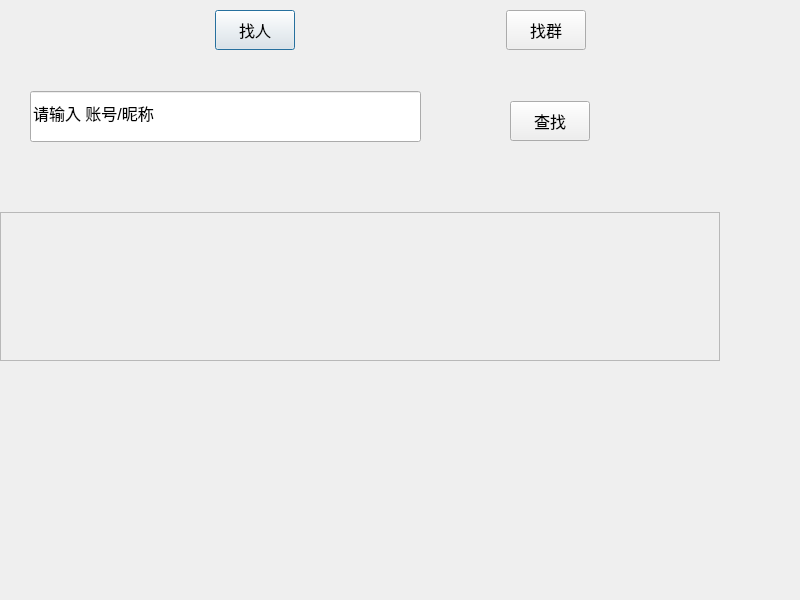
First picture: the form in searchfrienddlg.ui, repository XCLSX/QQ, before the edit.
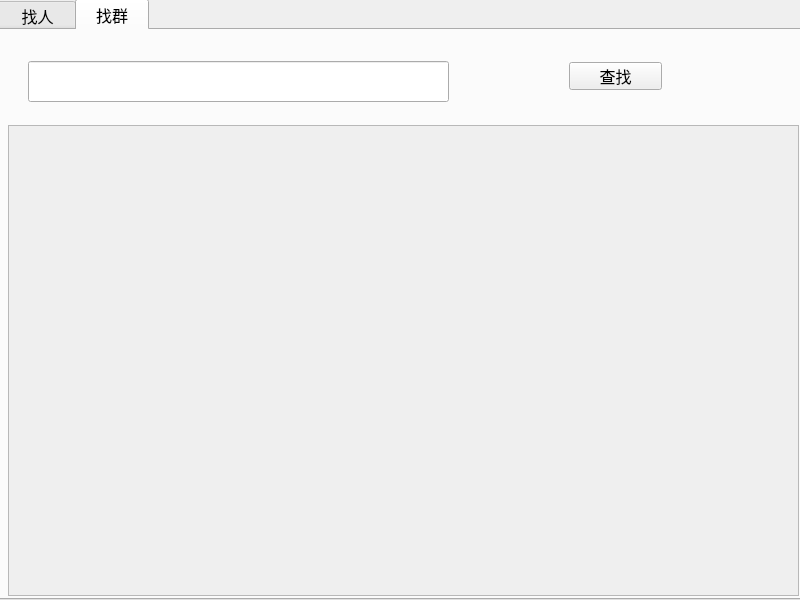
Second picture: the form after the edit. The open tabs and pages were chosen to show the change.

Commit message: 完善主窗口,查找好友界面

```diff
--- a/searchfrienddlg.ui
+++ b/searchfrienddlg.ui
@@ -30,224 +30,360 @@
   <property name="windowTitle">
    <string>Dialog</string>
   </property>
-  <widget class="QWidget" name="layoutWidget">
+  <widget class="QTabWidget" name="tb_search">
    <property name="geometry">
     <rect>
-     <x>0</x>
-     <y>0</y>
-     <width>803</width>
-     <height>605</height>
+     <x>-4</x>
+     <y>-1</y>
+     <width>811</width>
+     <height>601</height>
     </rect>
    </property>
-   <layout class="QVBoxLayout" name="verticalLayout">
-    <property name="spacing">
-     <number>0</number>
-    </property>
-    <item>
-     <widget class="QWidget" name="widget_2" native="true">
-      <property name="minimumSize">
-       <size>
-        <width>801</width>
-        <height>61</height>
-       </size>
+   <property name="minimumSize">
+    <size>
+     <width>811</width>
+     <height>601</height>
+    </size>
+   </property>
+   <property name="maximumSize">
+    <size>
+     <width>811</width>
+     <height>601</height>
+    </size>
+   </property>
+   <property name="currentIndex">
+    <number>0</number>
+   </property>
+   <widget class="QWidget" name="tb_FindPeople">
+    <attribute name="title">
+     <string>   找人  </string>
+    </attribute>
+    <widget class="QWidget" name="">
+     <property name="geometry">
+      <rect>
+       <x>11</x>
+       <y>1</y>
+       <width>793</width>
+       <height>570</height>
+      </rect>
+     </property>
+     <layout class="QVBoxLayout" name="verticalLayout_5">
+      <property name="spacing">
+       <number>0</number>
       </property>
-      <property name="maximumSize">
-       <size>
-        <width>801</width>
-        <height>61</height>
-       </size>
-      </property>
-      <layout class="QHBoxLayout" name="horizontalLayout">
-       <item>
-        <spacer name="horizontalSpacer">
-         <property name="orientation">
-          <enum>Qt::Horizontal</enum>
+      <item>
+       <widget class="QWidget" name="widget" native="true">
+        <property name="minimumSize">
+         <size>
+          <width>791</width>
+          <height>91</height>
+         </size>
+        </property>
+        <property name="maximumSize">
+         <size>
+          <width>791</width>
+          <height>91</height>
+         </size>
+        </property>
+        <widget class="QWidget" name="layoutWidget">
+         <property name="geometry">
+          <rect>
+           <x>0</x>
+           <y>-1</y>
+           <width>791</width>
+           <height>101</height>
+          </rect>
          </property>
-         <property name="sizeHint" stdset="0">
-          <size>
-           <width>197</width>
-           <height>20</height>
-          </size>
-         </property>
-        </spacer>
-       </item>
-       <item>
-        <widget class="QPushButton" name="pb_fun_search_people">
-         <property name="minimumSize">
-          <size>
-           <width>80</width>
-           <height>40</height>
-          </size>
-         </property>
-         <property name="maximumSize">
-          <size>
-           <width>80</width>
-           <height>40</height>
-          </size>
-         </property>
-         <property name="text">
-          <string>找人</string>
-         </property>
+         <layout class="QHBoxLayout" name="horizontalLayout">
+          <property name="spacing">
+           <number>20</number>
+          </property>
+          <property name="leftMargin">
+           <number>20</number>
+          </property>
+          <item>
+           <widget class="QLineEdit" name="le_perple_search">
+            <property name="minimumSize">
+             <size>
+              <width>421</width>
+              <height>41</height>
+             </size>
+            </property>
+            <property name="maximumSize">
+             <size>
+              <width>421</width>
+              <height>41</height>
+             </size>
+            </property>
+           </widget>
+          </item>
+          <item>
+           <widget class="QWidget" name="widget_2" native="true">
+            <widget class="QWidget" name="layoutWidget">
+             <property name="geometry">
+              <rect>
+               <x>0</x>
+               <y>0</y>
+               <width>331</width>
+               <height>91</height>
+              </rect>
+             </property>
+             <layout class="QVBoxLayout" name="verticalLayout">
+              <property name="leftMargin">
+               <number>100</number>
+              </property>
+              <item>
+               <widget class="QRadioButton" name="rb_online">
+                <property name="text">
+                 <string> 在线</string>
+                </property>
+               </widget>
+              </item>
+              <item>
+               <widget class="QPushButton" name="pb_people_search">
+                <property name="minimumSize">
+                 <size>
+                  <width>93</width>
+                  <height>28</height>
+                 </size>
+                </property>
+                <property name="maximumSize">
+                 <size>
+                  <width>93</width>
+                  <height>28</height>
+                 </size>
+                </property>
+                <property name="text">
+                 <string>查找</string>
+                </property>
+               </widget>
+              </item>
+             </layout>
+            </widget>
+           </widget>
+          </item>
+         </layout>
         </widget>
-       </item>
-       <item>
-        <spacer name="horizontalSpacer_2">
-         <property name="orientation">
-          <enum>Qt::Horizontal</enum>
+       </widget>
+      </item>
+      <item>
+       <widget class="QScrollArea" name="scrollArea">
+        <property name="minimumSize">
+         <size>
+          <width>791</width>
+          <height>471</height>
+         </size>
+        </property>
+        <property name="maximumSize">
+         <size>
+          <width>791</width>
+          <height>471</height>
+         </size>
+        </property>
+        <property name="widgetResizable">
+         <bool>true</bool>
+        </property>
+        <widget class="QWidget" name="scrollAreaWidgetContents">
+         <property name="geometry">
+          <rect>
+           <x>0</x>
+           <y>0</y>
+           <width>789</width>
+           <height>469</height>
+          </rect>
          </property>
-         <property name="sizeHint" stdset="0">
-          <size>
-           <width>196</width>
-           <height>20</height>
-          </size>
-         </property>
-        </spacer>
-       </item>
-       <item>
-        <widget class="QPushButton" name="pb_fun_search_group">
-         <property name="minimumSize">
-          <size>
-           <width>80</width>
-           <height>40</height>
-          </size>
-         </property>
-         <property name="maximumSize">
-          <size>
-           <width>80</width>
-           <height>40</height>
-          </size>
-         </property>
-         <property name="text">
-          <string>找群</string>
-         </property>
+         <layout class="QVBoxLayout" name="verticalLayout_2">
+          <item>
+           <widget class="QWidget" name="wid_friendList" native="true"/>
+          </item>
+          <item>
+           <spacer name="verticalSpacer">
+            <property name="orientation">
+             <enum>Qt::Vertical</enum>
+            </property>
+            <property name="sizeHint" stdset="0">
+             <size>
+              <width>498</width>
+              <height>432</height>
+             </size>
+            </property>
+           </spacer>
+          </item>
+         </layout>
         </widget>
-       </item>
-       <item>
-        <spacer name="horizontalSpacer_3">
-         <property name="orientation">
-          <enum>Qt::Horizontal</enum>
-         </property>
-         <property name="sizeHint" stdset="0">
-          <size>
-           <width>197</width>
-           <height>20</height>
-          </size>
-         </property>
-        </spacer>
-       </item>
-      </layout>
-     </widget>
-    </item>
-    <item>
-     <widget class="QWidget" name="widget" native="true">
-      <property name="minimumSize">
-       <size>
-        <width>801</width>
-        <height>151</height>
-       </size>
+       </widget>
+      </item>
+     </layout>
+    </widget>
+   </widget>
+   <widget class="QWidget" name="tb_FindGroup">
+    <attribute name="title">
+     <string>  找群  </string>
+    </attribute>
+    <widget class="QWidget" name="layoutWidget">
+     <property name="geometry">
+      <rect>
+       <x>10</x>
+       <y>0</y>
+       <width>793</width>
+       <height>570</height>
+      </rect>
+     </property>
+     <layout class="QVBoxLayout" name="verticalLayout_6">
+      <property name="spacing">
+       <number>0</number>
       </property>
-      <property name="maximumSize">
-       <size>
-        <width>801</width>
-        <height>151</height>
-       </size>
-      </property>
-      <widget class="QLineEdit" name="le_search">
-       <property name="geometry">
-        <rect>
-         <x>30</x>
-         <y>30</y>
-         <width>391</width>
-         <height>51</height>
-        </rect>
-       </property>
-       <property name="text">
-        <string>请输入 账号/昵称</string>
-       </property>
-      </widget>
-      <widget class="QPushButton" name="pb_search">
-       <property name="geometry">
-        <rect>
-         <x>510</x>
-         <y>40</y>
-         <width>80</width>
-         <height>40</height>
-        </rect>
-       </property>
-       <property name="minimumSize">
-        <size>
-         <width>80</width>
-         <height>40</height>
-        </size>
-       </property>
-       <property name="maximumSize">
-        <size>
-         <width>80</width>
-         <height>40</height>
-        </size>
-       </property>
-       <property name="text">
-        <string>查找</string>
-       </property>
-      </widget>
-     </widget>
-    </item>
-    <item>
-     <widget class="QWidget" name="widget_3" native="true">
-      <property name="minimumSize">
-       <size>
-        <width>801</width>
-        <height>391</height>
-       </size>
-      </property>
-      <property name="maximumSize">
-       <size>
-        <width>801</width>
-        <height>391</height>
-       </size>
-      </property>
-      <widget class="QScrollArea" name="scrollArea">
-       <property name="geometry">
-        <rect>
-         <x>0</x>
-         <y>0</y>
-         <width>720</width>
-         <height>149</height>
-        </rect>
-       </property>
-       <property name="widgetResizable">
-        <bool>true</bool>
-       </property>
-       <widget class="QWidget" name="scrollAreaWidgetContents">
-        <property name="geometry">
-         <rect>
-          <x>0</x>
-          <y>0</y>
-          <width>718</width>
-          <height>147</height>
-         </rect>
+      <item>
+       <widget class="QWidget" name="widget_3" native="true">
+        <property name="minimumSize">
+         <size>
+          <width>791</width>
+          <height>91</height>
+         </size>
         </property>
-        <widget class="QWidget" name="widget_4" native="true">
+        <property name="maximumSize">
+         <size>
+          <width>791</width>
+          <height>91</height>
+         </size>
+        </property>
+        <widget class="QWidget" name="layoutWidget_2">
          <property name="geometry">
           <rect>
            <x>0</x>
-           <y>0</y>
+           <y>-1</y>
            <width>791</width>
-           <height>80</height>
+           <height>101</height>
           </rect>
          </property>
-         <property name="minimumSize">
-          <size>
-           <width>791</width>
-           <height>80</height>
-          </size>
+         <layout class="QHBoxLayout" name="horizontalLayout_2">
+          <property name="spacing">
+           <number>20</number>
+          </property>
+          <property name="leftMargin">
+           <number>20</number>
+          </property>
+          <item>
+           <widget class="QLineEdit" name="le_group_search">
+            <property name="minimumSize">
+             <size>
+              <width>421</width>
+              <height>41</height>
+             </size>
+            </property>
+            <property name="maximumSize">
+             <size>
+              <width>421</width>
+              <height>41</height>
+             </size>
+            </property>
+           </widget>
+          </item>
+          <item>
+           <widget class="QWidget" name="widget_4" native="true">
+            <widget class="QWidget" name="layoutWidget_3">
+             <property name="geometry">
+              <rect>
+               <x>0</x>
+               <y>0</y>
+               <width>331</width>
+               <height>91</height>
+              </rect>
+             </property>
+             <layout class="QVBoxLayout" name="verticalLayout_3">
+              <property name="leftMargin">
+               <number>100</number>
+              </property>
+              <item>
+               <widget class="QPushButton" name="pb_group_search">
+                <property name="minimumSize">
+                 <size>
+                  <width>93</width>
+                  <height>28</height>
+                 </size>
+                </property>
+                <property name="maximumSize">
+                 <size>
+                  <width>93</width>
+                  <height>28</height>
+                 </size>
+                </property>
+                <property name="text">
+                 <string>查找</string>
+                </property>
+               </widget>
+              </item>
+             </layout>
+            </widget>
+           </widget>
+          </item>
+         </layout>
+        </widget>
+       </widget>
+      </item>
+      <item>
+       <widget class="QScrollArea" name="scrollArea_2">
+        <property name="minimumSize">
+         <size>
+          <width>791</width>
+          <height>471</height>
+         </size>
+        </property>
+        <property name="maximumSize">
+         <size>
+          <width>791</width>
+          <height>471</height>
+         </size>
+        </property>
+        <property name="widgetResizable">
+         <bool>true</bool>
+        </property>
+        <widget class="QWidget" name="scrollAreaWidgetContents_2">
+         <property name="geometry">
+          <rect>
+           <x>0</x>
+           <y>0</y>
+           <width>789</width>
+           <height>469</height>
+          </rect>
          </property>
+         <widget class="QWidget" name="layoutWidget_4">
+          <property name="geometry">
+           <rect>
+            <x>-1</x>
+            <y>0</y>
+            <width>791</width>
+            <height>471</height>
+           </rect>
+          </property>
+          <layout class="QVBoxLayout" name="verticalLayout_4">
+           <property name="spacing">
+            <number>0</number>
+           </property>
+           <item>
+            <widget class="QWidget" name="wid_groupList" native="true"/>
+           </item>
+           <item>
+            <spacer name="verticalSpacer_2">
+             <property name="orientation">
+              <enum>Qt::Vertical</enum>
+             </property>
+             <property name="sizeHint" stdset="0">
+              <size>
+               <width>20</width>
+               <height>40</height>
+              </size>
+             </property>
+            </spacer>
+           </item>
+          </layout>
+         </widget>
         </widget>
        </widget>
-      </widget>
-     </widget>
-    </item>
-   </layout>
+      </item>
+     </layout>
+    </widget>
+   </widget>
   </widget>
  </widget>
  <resources/>
```
The commit also changes 20 other files.
